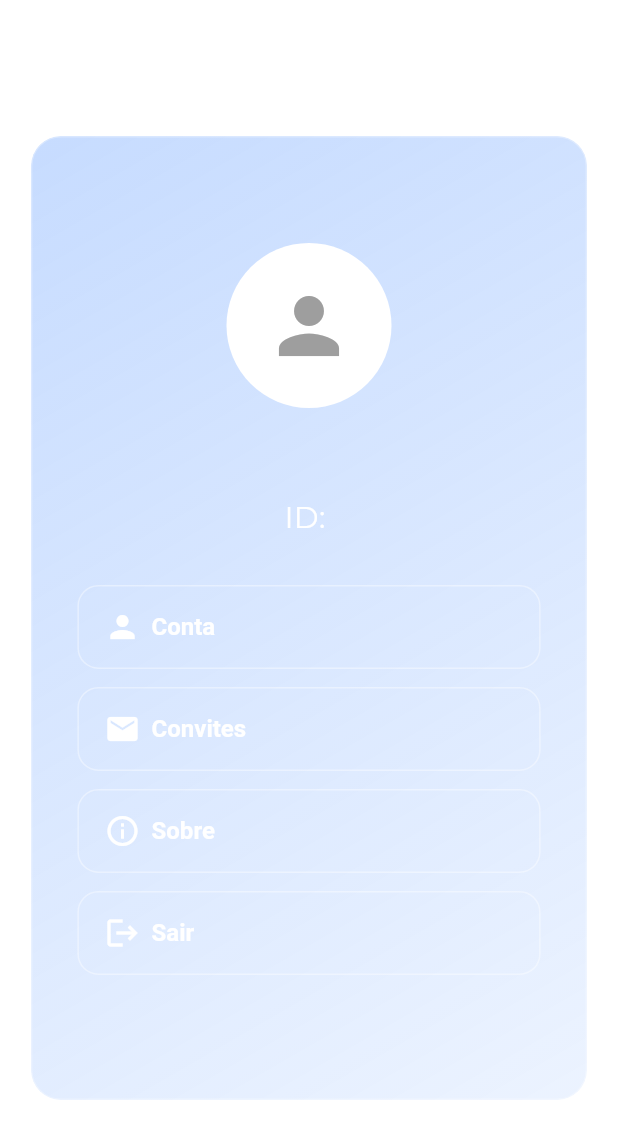
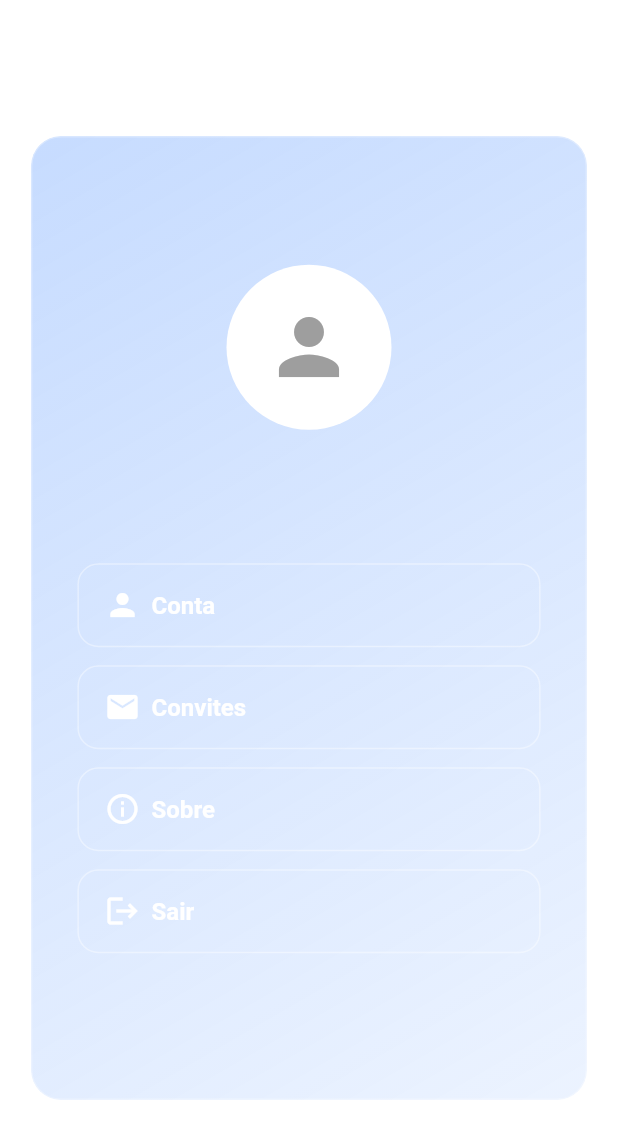
Before and after one commit to lucca-pellegrini/LockWise, a Flutter app: the Config screen opened directly, on a phone screen of 412 x 824 dp. Shown: the top 1139 px of the screen. Run offline on Flutter 3.47's test engine with Material 3 defaults, Android fonts, the light colour scheme and no system bars; our stand-ins replace carousel_slider, cloud_firestore, firebase_auth, firebase_core, flutter_secure_storage, introduction_screen and 2 more; missing offline and left inert: wifi_scan; accounts and stored records are empty; generated files the repository leaves out were written again; network calls fail.

Commit message:
chore(PaginaConfig): remove ID antigo

```diff
--- a/app/lib/PaginaConfig.dart
+++ b/app/lib/PaginaConfig.dart
@@ -65,10 +65,6 @@ class _ConfigState extends State<Config> {
                         style: TextStyle(fontSize: 20, color: Colors.white),
                       ),
                 const SizedBox(height: 5),
-                Text(
-                  usuario != null ? 'ID: ${usuario!['id']}' : 'ID: 000',
-                  style: TextStyle(fontSize: 20, color: Colors.white),
-                ),
               ],
             ),
 
```
